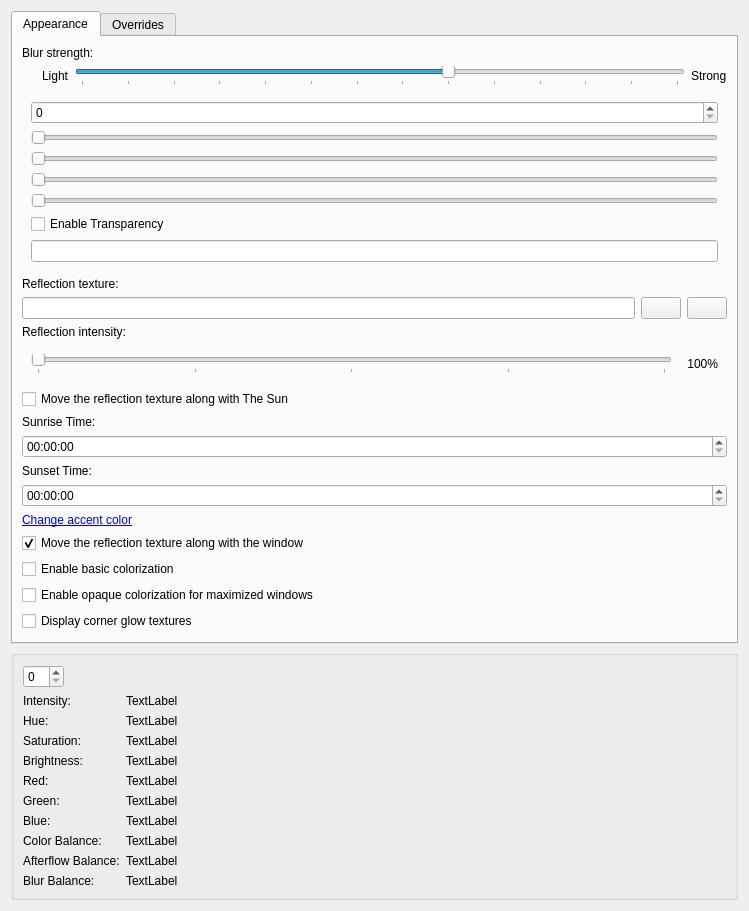
First picture: the form in effects_cpp/wayland/kde-effects-aeroglassblur/src/kcm/blur_config.ui, repository aeroshell-desktop/aeroshell-kwin-components, before the edit.
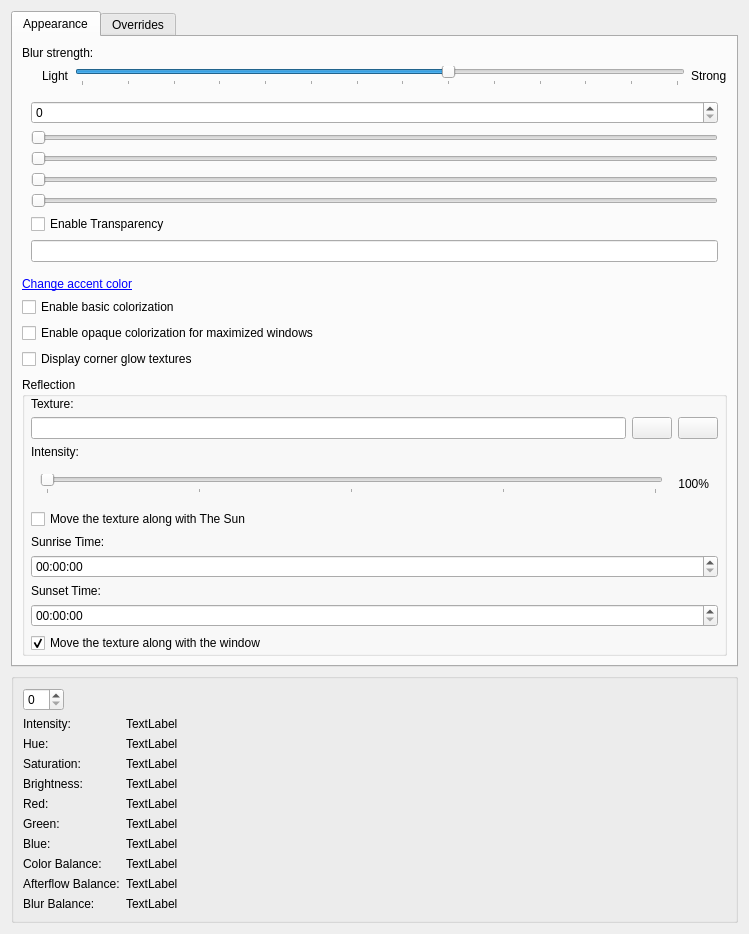
Second picture: the form after the edit. Icons and pictures are not drawn.

Commit message: Aero Glass Blur (Wayland): some fixes to the configuration saving and refreshing

The edit to the form file:
```diff
--- a/effects_cpp/wayland/kde-effects-aeroglassblur/src/kcm/blur_config.ui
+++ b/effects_cpp/wayland/kde-effects-aeroglassblur/src/kcm/blur_config.ui
@@ -7,7 +7,7 @@
     <x>0</x>
     <y>0</y>
     <width>714</width>
-    <height>901</height>
+    <height>923</height>
    </rect>
   </property>
   <layout class="QVBoxLayout">
@@ -169,9 +169,74 @@
         </widget>
        </item>
        <item>
+        <widget class="QLabel" name="showAccentColor_label">
+         <property name="cursor">
+          <cursorShape>PointingHandCursor</cursorShape>
+         </property>
+         <property name="mouseTracking">
+          <bool>true</bool>
+         </property>
+         <property name="text">
+          <string comment="Don't change the HTML markup, just the human-readable text">&lt;a href=&quot;no&quot;&gt;Change accent color&lt;/a&gt;</string>
+         </property>
+        </widget>
+       </item>
+       <item>
+        <widget class="QCheckBox" name="kcfg_BasicColorization">
+         <property name="text">
+          <string>Enable basic colorization</string>
+         </property>
+        </widget>
+       </item>
+       <item>
+        <widget class="QCheckBox" name="kcfg_MaximizeColorization">
+         <property name="text">
+          <string>Enable opaque colorization for maximized windows</string>
+         </property>
+        </widget>
+       </item>
+       <item>
+        <widget class="QCheckBox" name="kcfg_EnableCornerGlow">
+         <property name="text">
+          <string>Display corner glow textures</string>
+         </property>
+        </widget>
+       </item>
+       <item>
+        <spacer name="verticalSpacer">
+         <property name="orientation">
+          <enum>Qt::Orientation::Vertical</enum>
+         </property>
+         <property name="sizeHint" stdset="0">
+          <size>
+           <width>0</width>
+           <height>0</height>
+          </size>
+         </property>
+        </spacer>
+       </item>
+       <item>
+        <widget class="QGroupBox" name="groupBox">
+         <property name="title">
+          <string>Reflection</string>
+         </property>
+         <layout class="QVBoxLayout" name="verticalLayout_3">
+          <property name="leftMargin">
+           <number>6</number>
+          </property>
+          <property name="topMargin">
+           <number>0</number>
+          </property>
+          <property name="rightMargin">
+           <number>6</number>
+          </property>
+          <property name="bottomMargin">
+           <number>0</number>
+          </property>
+          <item>
         <widget class="QLabel" name="label">
          <property name="text">
-          <string>Reflection texture:</string>
+             <string>Texture:</string>
          </property>
         </widget>
        </item>
@@ -215,7 +280,7 @@
        <item>
         <widget class="QLabel" name="label_2">
          <property name="text">
-          <string>Reflection intensity:</string>
+             <string>Intensity:</string>
          </property>
         </widget>
        </item>
@@ -269,7 +334,7 @@
        <item>
         <widget class="QCheckBox" name="kcfg_ReflectionFollowsSun">
          <property name="text">
-          <string>Move the reflection texture along with The Sun</string>
+             <string>Move the texture along with The Sun</string>
          </property>
         </widget>
        </item>
@@ -293,63 +358,19 @@
        <item>
         <widget class="QTimeEdit" name="kcfg_SunsetTime"/>
        </item>
-       <item>
-        <widget class="QLabel" name="showAccentColor_label">
-         <property name="cursor">
-          <cursorShape>PointingHandCursor</cursorShape>
-         </property>
-         <property name="mouseTracking">
-          <bool>true</bool>
-         </property>
-         <property name="text">
-          <string comment="Don't change the HTML markup, just the human-readable text">&lt;a href=&quot;no&quot;&gt;Change accent color&lt;/a&gt;</string>
-         </property>
-        </widget>
-       </item>
        <item>
         <widget class="QCheckBox" name="kcfg_TranslateTexture">
          <property name="text">
-          <string>Move the reflection texture along with the window</string>
+             <string>Move the texture along with the window</string>
          </property>
          <property name="checked">
           <bool>true</bool>
          </property>
         </widget>
        </item>
-       <item>
-        <widget class="QCheckBox" name="kcfg_BasicColorization">
-         <property name="text">
-          <string>Enable basic colorization</string>
-         </property>
+         </layout>
         </widget>
        </item>
-       <item>
-        <widget class="QCheckBox" name="kcfg_MaximizeColorization">
-         <property name="text">
-          <string>Enable opaque colorization for maximized windows</string>
-         </property>
-        </widget>
-       </item>
-       <item>
-        <widget class="QCheckBox" name="kcfg_EnableCornerGlow">
-         <property name="text">
-          <string>Display corner glow textures</string>
-         </property>
-        </widget>
-       </item>
-       <item>
-        <spacer name="verticalSpacer">
-         <property name="orientation">
-          <enum>Qt::Orientation::Vertical</enum>
-         </property>
-         <property name="sizeHint" stdset="0">
-          <size>
-           <width>0</width>
-           <height>0</height>
-          </size>
-         </property>
-        </spacer>
-       </item>
       </layout>
      </widget>
      <widget class="QWidget" name="forceBlurWidget">
```
Lines whose indentation alone changed are shown as unchanged. The commit also changes 2 other files.
